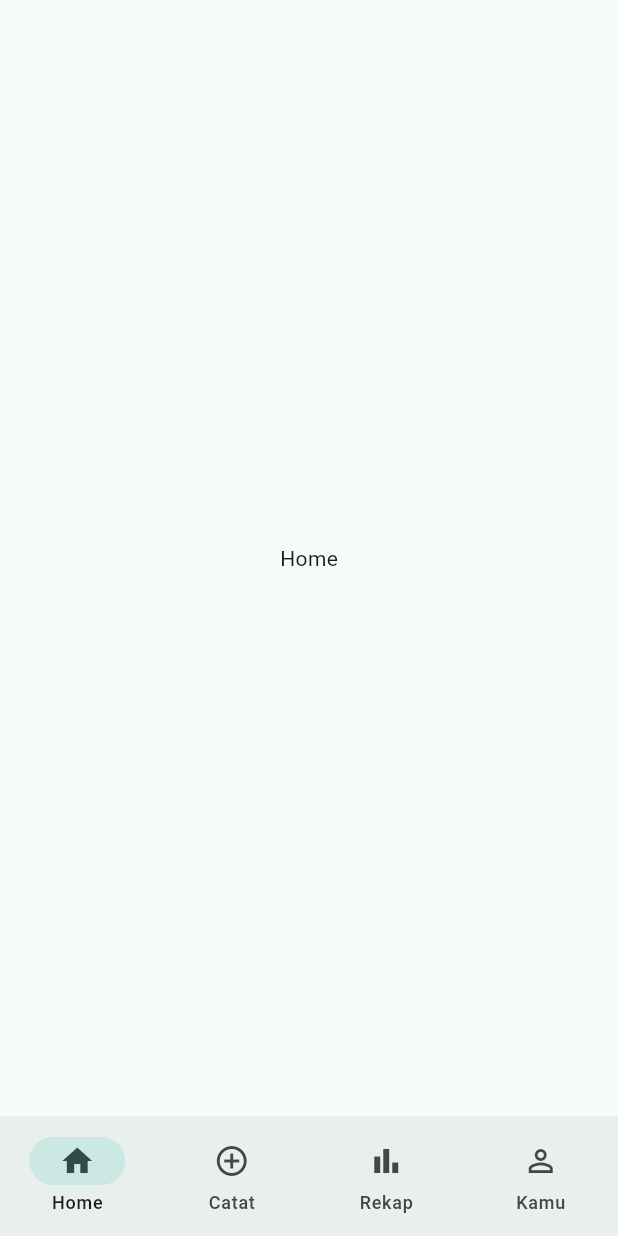
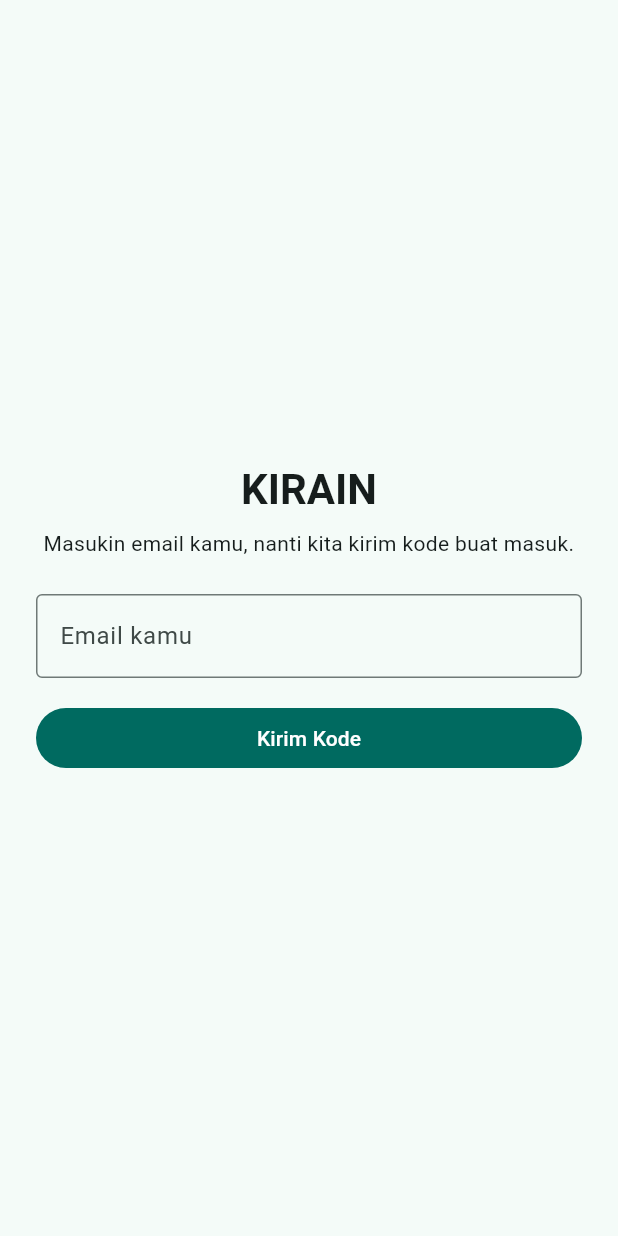
Before and after one commit to Moreno19Ryan/kirain-app, a Flutter app: the screen it shows after launch, on a phone screen of 412 x 824 dp. Run offline on Flutter 3.47's test engine with Material 3 defaults, Android fonts, the phone set to English and light mode, and no system bars; our stand-ins replace flutter_riverpod, go_router, supabase_flutter; accounts and stored records are empty.

Commit message:
Add email OTP auth flow with router guard
Sign-in requires an email + 6-digit OTP code (Supabase Auth's
signInWithOtp/verifyOTP) rather than magic links, since magic links
need Android App Links / iOS Universal Links domain verification
that's out of scope for this pass.

go_router now redirects signed-out users to /sign-in and signed-in
users away from the auth routes, driven by a GoRouterRefreshStream
wrapping Supabase's onAuthStateChange. Kamu tab shows the signed-in
email and a Keluar (sign out) button so the round trip is testable
end to end once run on a device.

Widget tests cover the sign-in and OTP screens in isolation rather
than the full app/router, since exercising the router's redirect
would require initializing a real Supabase client in the test
environment — left for a later integration-test pass.

Co-Authored-By: Claude Sonnet 5 <noreply@anthropic.com>
Claude-Session: https://claude.ai/code/session_013Jzd8yRPpdnf2xK2NU2SMi

```diff
--- a/lib/app.dart
+++ b/lib/app.dart
@@ -1,19 +1,22 @@
 import 'package:flutter/material.dart';
+import 'package:flutter_riverpod/flutter_riverpod.dart';
 
 import 'core/router/app_router.dart';
 import 'core/theme/app_theme.dart';
 
-class KirainApp extends StatelessWidget {
+class KirainApp extends ConsumerWidget {
   const KirainApp({super.key});
 
   @override
-  Widget build(BuildContext context) {
+  Widget build(BuildContext context, WidgetRef ref) {
+    final router = ref.watch(appRouterProvider);
+
     return MaterialApp.router(
       title: 'KIRAIN',
       theme: AppTheme.light,
       darkTheme: AppTheme.dark,
       themeMode: ThemeMode.system,
-      routerConfig: appRouter,
+      routerConfig: router,
     );
   }
 }
--- a/lib/core/router/app_router.dart
+++ b/lib/core/router/app_router.dart
@@ -1,14 +1,38 @@
 import 'package:flutter/material.dart';
+import 'package:flutter_riverpod/flutter_riverpod.dart';
 import 'package:go_router/go_router.dart';
 
+import '../../features/auth/data/auth_repository.dart';
+import '../../features/auth/presentation/otp_verify_screen.dart';
+import '../../features/auth/presentation/sign_in_screen.dart';
 import '../../features/catat/catat_screen.dart';
 import '../../features/home/home_screen.dart';
 import '../../features/kamu/kamu_screen.dart';
 import '../../features/rekap/rekap_screen.dart';
+import 'go_router_refresh_stream.dart';
 
-final appRouter = GoRouter(
+const _authRoutes = {'/sign-in', '/verify-otp'};
+
+final appRouterProvider = Provider<GoRouter>((ref) {
+  final authRepository = ref.watch(authRepositoryProvider);
+
+  return GoRouter(
     initialLocation: '/',
+    refreshListenable: GoRouterRefreshStream(authRepository.onAuthStateChange),
+    redirect: (context, state) {
+      final isSignedIn = authRepository.currentUser != null;
+      final isAuthRoute = _authRoutes.contains(state.matchedLocation);
+
+      if (!isSignedIn && !isAuthRoute) return '/sign-in';
+      if (isSignedIn && isAuthRoute) return '/';
+      return null;
+    },
     routes: [
+      GoRoute(path: '/sign-in', builder: (_, _) => const SignInScreen()),
+      GoRoute(
+        path: '/verify-otp',
+        builder: (context, state) => OtpVerifyScreen(email: state.extra as String),
+      ),
       StatefulShellRoute.indexedStack(
         builder: (context, state, navigationShell) =>
             _RootScaffold(navigationShell: navigationShell),
@@ -33,6 +57,7 @@ final appRouter = GoRouter(
       ),
     ],
   );
+});
 
 class _RootScaffold extends StatelessWidget {
   const _RootScaffold({required this.navigationShell});
@@ -45,8 +70,10 @@ class _RootScaffold extends StatelessWidget {
       body: navigationShell,
       bottomNavigationBar: NavigationBar(
         selectedIndex: navigationShell.currentIndex,
-        onDestinationSelected: (index) =>
-            navigationShell.goBranch(index, initialLocation: index == navigationShell.currentIndex),
+        onDestinationSelected: (index) => navigationShell.goBranch(
+          index,
+          initialLocation: index == navigationShell.currentIndex,
+        ),
         destinations: const [
           NavigationDestination(icon: Icon(Icons.home_outlined), selectedIcon: Icon(Icons.home), label: 'Home'),
           NavigationDestination(icon: Icon(Icons.add_circle_outline), selectedIcon: Icon(Icons.add_circle), label: 'Catat'),
--- /dev/null
+++ b/lib/features/auth/data/auth_repository.dart
@@ -0,0 +1,28 @@
+import 'package:flutter_riverpod/flutter_riverpod.dart';
+import 'package:supabase_flutter/supabase_flutter.dart';
+
+final authRepositoryProvider = Provider<AuthRepository>((ref) {
+  return AuthRepository(Supabase.instance.client.auth);
+});
+
+class AuthRepository {
+  AuthRepository(this._auth);
+
+  final GoTrueClient _auth;
+
+  Stream<AuthState> get onAuthStateChange => _auth.onAuthStateChange;
+
+  User? get currentUser => _auth.currentUser;
+
+  Future<void> sendOtp(String email) {
+    return _auth.signInWithOtp(email: email);
+  }
+
+  Future<void> verifyOtp({required String email, required String token}) {
+    return _auth.verifyOTP(email: email, token: token, type: OtpType.email);
+  }
+
+  Future<void> signOut() {
+    return _auth.signOut();
+  }
+}
--- /dev/null
+++ b/lib/features/auth/presentation/sign_in_screen.dart
@@ -0,0 +1,116 @@
+import 'package:flutter/material.dart';
+import 'package:flutter_riverpod/flutter_riverpod.dart';
+import 'package:go_router/go_router.dart';
+
+import '../data/auth_repository.dart';
+
+class SignInScreen extends ConsumerStatefulWidget {
+  const SignInScreen({super.key});
+
+  @override
+  ConsumerState<SignInScreen> createState() => _SignInScreenState();
+}
+
+class _SignInScreenState extends ConsumerState<SignInScreen> {
+  final _formKey = GlobalKey<FormState>();
+  final _emailController = TextEditingController();
+  bool _isLoading = false;
+  String? _errorMessage;
+
+  @override
+  void dispose() {
+    _emailController.dispose();
+    super.dispose();
+  }
+
+  Future<void> _sendCode() async {
+    if (!_formKey.currentState!.validate()) return;
+
+    setState(() {
+      _isLoading = true;
+      _errorMessage = null;
+    });
+
+    final email = _emailController.text.trim();
+
+    try {
+      await ref.read(authRepositoryProvider).sendOtp(email);
+      if (!mounted) return;
+      context.push('/verify-otp', extra: email);
+    } catch (_) {
+      setState(() {
+        _errorMessage =
+            'Yah, kode gagal dikirim. Coba cek internet kamu, atau tunggu bentar ya 🔌';
+      });
+    } finally {
+      if (mounted) setState(() => _isLoading = false);
+    }
+  }
+
+  @override
+  Widget build(BuildContext context) {
+    return Scaffold(
+      body: SafeArea(
+        child: Padding(
+          padding: const EdgeInsets.all(24),
+          child: Form(
+            key: _formKey,
+            child: Column(
+              mainAxisAlignment: MainAxisAlignment.center,
+              crossAxisAlignment: CrossAxisAlignment.stretch,
+              children: [
+                Text(
+                  'KIRAIN',
+                  textAlign: TextAlign.center,
+                  style: Theme.of(
+                    context,
+                  ).textTheme.headlineMedium?.copyWith(fontWeight: FontWeight.bold),
+                ),
+                const SizedBox(height: 8),
+                const Text(
+                  'Masukin email kamu, nanti kita kirim kode buat masuk.',
+                  textAlign: TextAlign.center,
+                ),
+                const SizedBox(height: 24),
+                TextFormField(
+                  controller: _emailController,
+                  keyboardType: TextInputType.emailAddress,
+                  autofillHints: const [AutofillHints.email],
+                  decoration: const InputDecoration(
+                    labelText: 'Email kamu',
+                    border: OutlineInputBorder(),
+                  ),
+                  validator: (value) {
+                    final email = value?.trim() ?? '';
+                    if (email.isEmpty || !email.contains('@')) {
+                      return 'Masukin email yang valid dulu ya';
+                    }
+                    return null;
+                  },
+                ),
+                if (_errorMessage != null) ...[
+                  const SizedBox(height: 12),
+                  Text(
+                    _errorMessage!,
+                    style: TextStyle(color: Theme.of(context).colorScheme.error),
+                  ),
+                ],
+                const SizedBox(height: 16),
+                FilledButton(
+                  onPressed: _isLoading ? null : _sendCode,
+                  child: _isLoading
+                      ? const SizedBox(
+                          height: 20,
+                          width: 20,
+                          child: CircularProgressIndicator(strokeWidth: 2),
+                        )
+                      : const Text('Kirim Kode'),
+                ),
+              ],
+            ),
+          ),
+        ),
+      ),
+    );
+  }
+}
```
Also changed, not shown: lib/core/router/go_router_refresh_stream.dart (added, +20 -0 lines), lib/features/auth/presentation/otp_verify_screen.dart (added, +102 -0 lines), lib/features/kamu/kamu_screen.dart (+24 -3 lines), 1 other file. Lines whose indentation alone changed are shown as unchanged.
